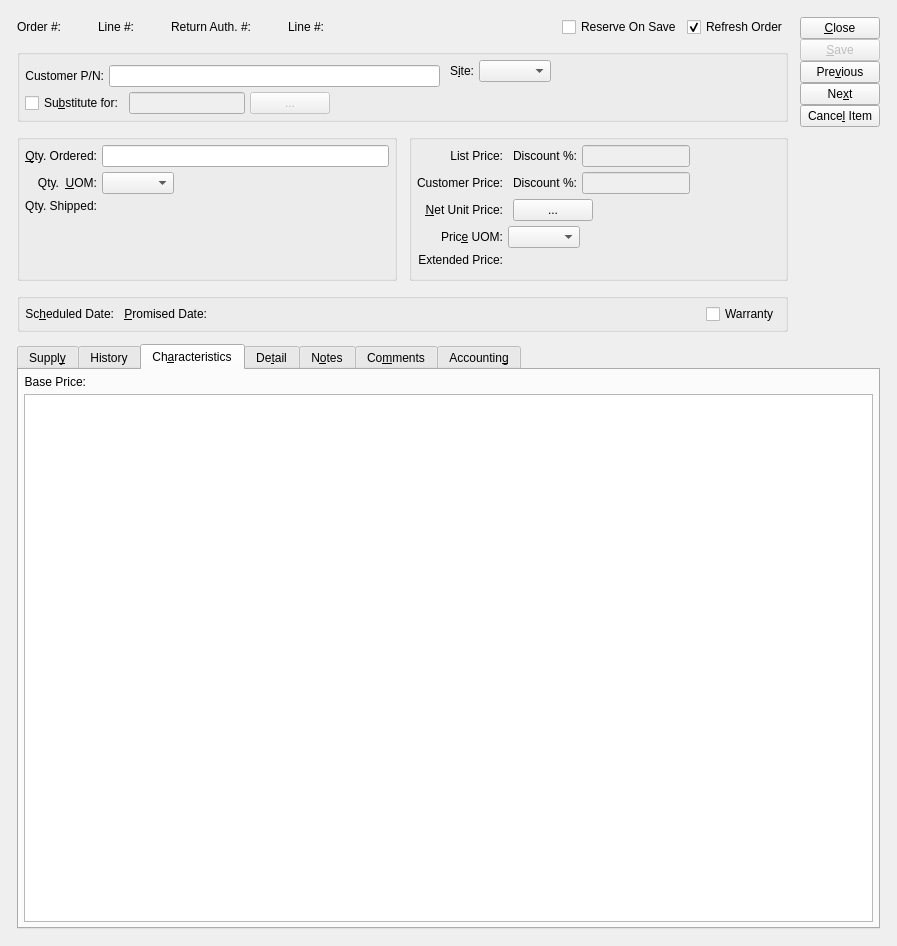
Before: the Qt Designer form guiclient/salesOrderItem.ui in Pegasus-RPG/xtuple-client, drawn with Qt 5.
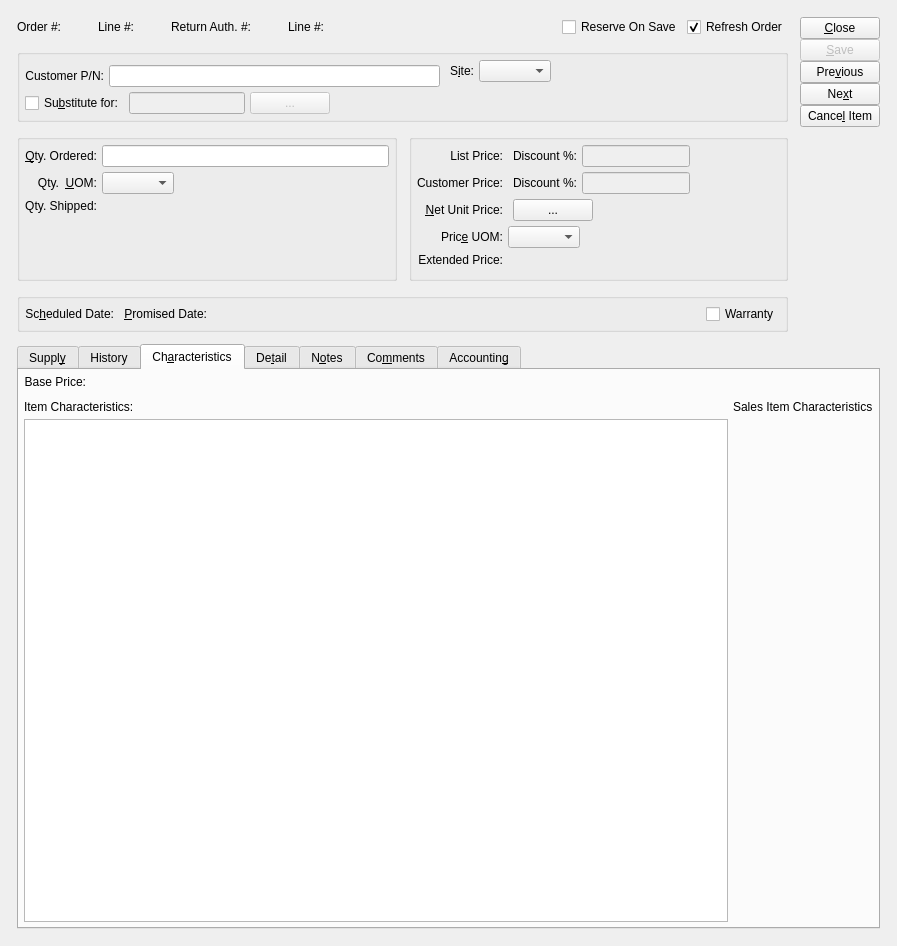
After: the same form once the commit is applied. The open tabs and pages were chosen to show the change. Custom widgets are drawn as their Qt base class.

Commit message: Characteristics minor refactor: resolves several issues

What changed in the file:
```diff
--- a/guiclient/salesOrderItem.ui
+++ b/guiclient/salesOrderItem.ui
@@ -1898,8 +1898,10 @@
         <attribute name="title">
          <string>Ch&amp;aracteristics</string>
         </attribute>
-        <layout class="QGridLayout">
-         <item row="0" column="0">
+        <layout class="QVBoxLayout" name="verticalLayout_12">
+         <item>
+          <layout class="QHBoxLayout" name="horizontalLayout_19">
+           <item>
           <widget class="QLabel" name="_baseUnitPriceLit">
            <property name="text">
             <string>Base Price:</string>
@@ -1912,7 +1914,7 @@
            </property>
           </widget>
          </item>
-         <item row="0" column="1">
+           <item>
           <widget class="CurrCluster" name="_baseUnitPrice">
            <property name="minimumSize">
             <size>
@@ -1931,20 +1933,27 @@
            </property>
           </widget>
          </item>
-         <item row="0" column="2">
-          <spacer>
+           <item>
+            <spacer name="horizontalSpacer_8">
            <property name="orientation">
             <enum>Qt::Horizontal</enum>
            </property>
            <property name="sizeHint" stdset="0">
             <size>
-             <width>221</width>
-             <height>0</height>
+               <width>40</width>
+               <height>20</height>
             </size>
            </property>
           </spacer>
          </item>
-         <item row="1" column="0" colspan="3">
+          </layout>
+         </item>
+         <item>
+          <layout class="QGridLayout" name="gridLayout">
+           <item row="1" column="1">
+            <widget class="CharacteristicsWidget" name="_socharView"/>
+           </item>
+           <item row="1" column="0">
           <widget class="QTreeView" name="_itemcharView">
            <property name="editTriggers">
             <set>QAbstractItemView::AllEditTriggers</set>
@@ -1957,6 +1966,22 @@
            </property>
           </widget>
          </item>
+           <item row="0" column="0">
+            <widget class="XLabel" name="_soItemCharLit">
+             <property name="text">
+              <string>Item Characteristics:</string>
+             </property>
+            </widget>
+           </item>
+           <item row="0" column="1">
+            <widget class="XLabel" name="_soCharLit">
+             <property name="text">
+              <string>Sales Item Characteristics</string>
+             </property>
+            </widget>
+           </item>
+          </layout>
+         </item>
         </layout>
        </widget>
        <widget class="QWidget" name="_costsTab">
@@ -2509,6 +2534,11 @@
  </widget>
  <layoutdefault spacing="5" margin="5"/>
  <customwidgets>
+  <customwidget>
+   <class>CharacteristicsWidget</class>
+   <extends>QWidget</extends>
+   <header>characteristicswidget.h</header>
+  </customwidget>
   <customwidget>
    <class>Comments</class>
    <extends>QWidget</extends>
```
Left out of the diff: 2 changed lines with no effect on the pictures. Lines whose indentation alone changed are shown as unchanged. The commit also changes 15 other files.
